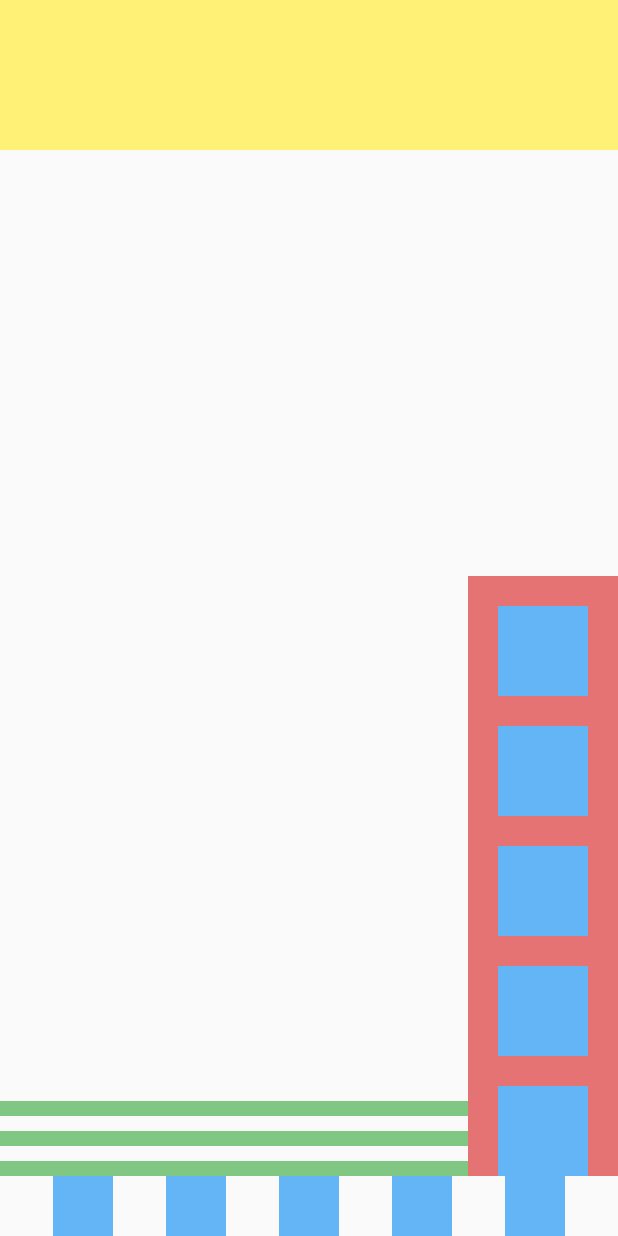
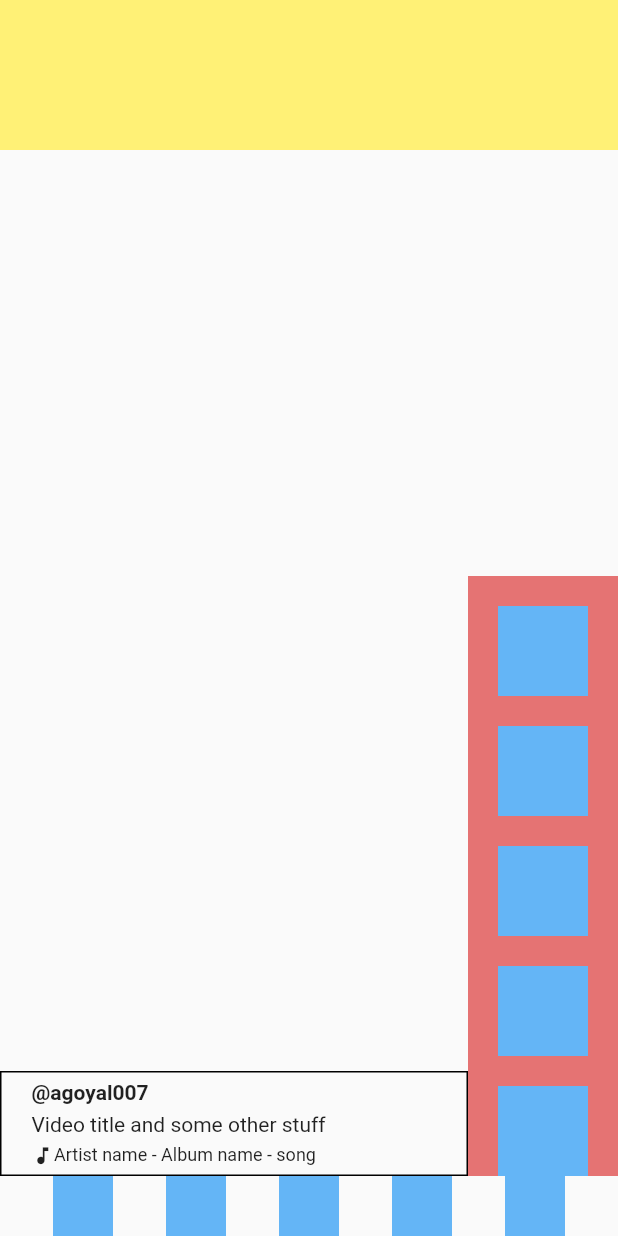
Before and after one commit to ayushgoyal7796/TickTokClone-flutter-ui, a Flutter app: the screen it shows after launch, on a phone screen of 412 x 824 dp. Run offline on Flutter 3.47's test engine with Material 2 defaults, Android fonts, the phone set to English and light mode, and no system bars.

Commit message:
update video_description

```diff
--- a/lib/screens/home/widgets/video_description.dart
+++ b/lib/screens/home/widgets/video_description.dart
@@ -4,25 +4,35 @@ class VideoDescription extends StatelessWidget {
   @override
   Widget build(BuildContext context) {
     return Expanded(
-      child: Column(
-        mainAxisSize: MainAxisSize.min,
-        children: <Widget>[
-          Container(
-            height: 10.0,
-            color: Colors.green[300],
-            margin: EdgeInsets.only(top: 10.0),
-          ),
-          Container(
-            height: 10.0,
-            color: Colors.green[300],
-            margin: EdgeInsets.only(top: 10.0),
-          ),
-          Container(
-            height: 10.0,
-            color: Colors.green[300],
-            margin: EdgeInsets.only(top: 10.0),
-          ),
-        ],
+      child: Container(
+        height: 70.0,
+        padding: EdgeInsets.only(left: 20.0),
+        decoration: BoxDecoration(
+          border: Border.all(),
+        ),
+        child: Column(
+          mainAxisAlignment: MainAxisAlignment.spaceEvenly,
+          crossAxisAlignment: CrossAxisAlignment.start,
+          children: <Widget>[
+            Text(
+              '@agoyal007',
+              style: TextStyle(fontWeight: FontWeight.bold),
+            ),
+            Text('Video title and some other stuff'),
+            Row(
+              children: <Widget>[
+                Icon(
+                  Icons.music_note,
+                  size: 15.0,
+                ),
+                Text(
+                  'Artist name - Album name - song',
+                  style: TextStyle(fontSize: 12.0),
+                )
+              ],
+            )
+          ],
+        ),
       ),
     );
   }
```
